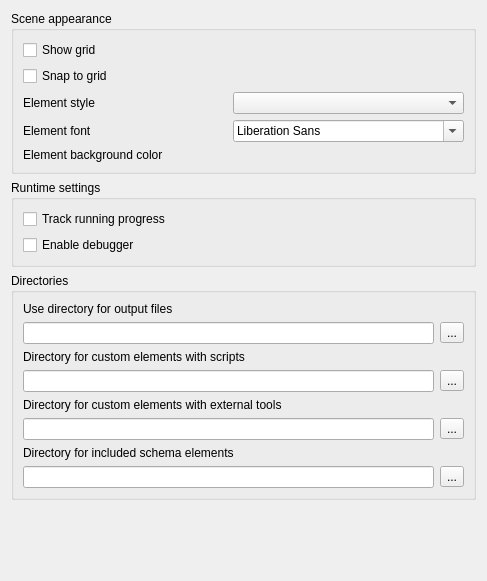
Before: the Qt Designer form src/plugins/workflow_designer/src/WorkflowSettingsWidget.ui in violethaze74/ugene, drawn with Qt 5.
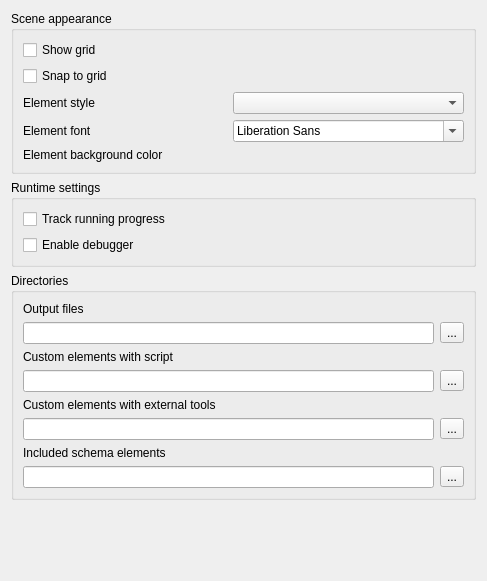
After: the same form once the commit is applied.

Commit message: Translation updates for WD settings dialog

Diff of the .ui file:
```diff
--- a/src/plugins/workflow_designer/src/WorkflowSettingsWidget.ui
+++ b/src/plugins/workflow_designer/src/WorkflowSettingsWidget.ui
@@ -109,7 +109,7 @@
       <item>
        <widget class="QLabel" name="label_7">
         <property name="text">
-         <string>Use directory for output files</string>
+         <string>Output files</string>
         </property>
        </widget>
       </item>
@@ -130,7 +130,7 @@
       <item>
        <widget class="QLabel" name="label_4">
         <property name="text">
-         <string>Directory for custom elements with scripts</string>
+         <string>Custom elements with script</string>
         </property>
        </widget>
       </item>
@@ -151,7 +151,7 @@
       <item>
        <widget class="QLabel" name="label_5">
         <property name="text">
-         <string>Directory for custom elements with external tools</string>
+         <string>Custom elements with external tools</string>
         </property>
        </widget>
       </item>
@@ -172,7 +172,7 @@
       <item>
        <widget class="QLabel" name="label_6">
         <property name="text">
-         <string>Directory for included schema elements</string>
+         <string>Included schema elements</string>
         </property>
        </widget>
       </item>
```
